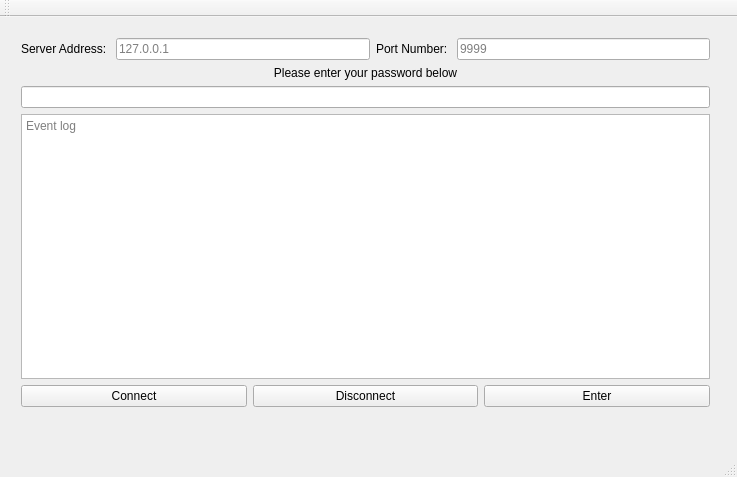
Old version of the form client/mainwindow.ui in the repository ozsaygin/secure-iot-framework.
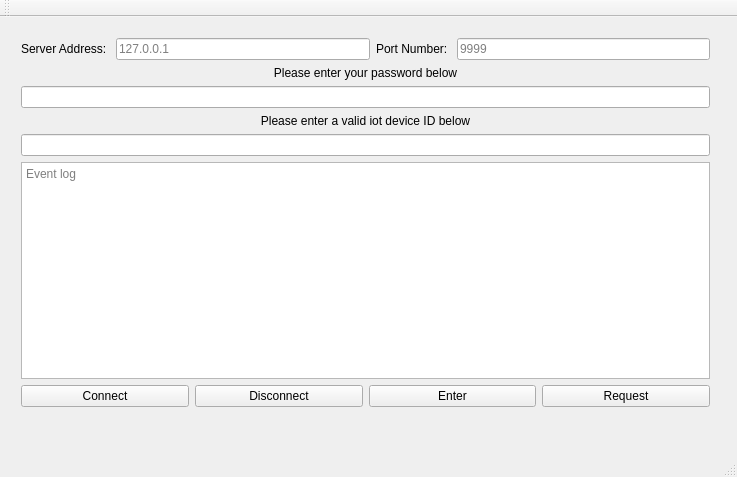
New version of the form.

Commit message: Implement request an iot device id by client

```diff
--- a/client/mainwindow.ui
+++ b/client/mainwindow.ui
@@ -72,6 +72,19 @@
      <item>
       <widget class="QLineEdit" name="passwordLineEdit"/>
      </item>
+     <item>
+      <widget class="QLabel" name="label_4">
+       <property name="text">
+        <string>Please enter a valid iot device ID below</string>
+       </property>
+       <property name="alignment">
+        <set>Qt::AlignCenter</set>
+       </property>
+      </widget>
+     </item>
+     <item>
+      <widget class="QLineEdit" name="iotLineEdit"/>
+     </item>
      <item>
       <widget class="QTextEdit" name="eventLogTextEdit">
        <property name="placeholderText">
@@ -102,6 +115,13 @@
          </property>
         </widget>
        </item>
+       <item>
+        <widget class="QPushButton" name="requestButton">
+         <property name="text">
+          <string>Request</string>
+         </property>
+        </widget>
+       </item>
       </layout>
      </item>
     </layout>
```
The commit also changes 1 other file.
